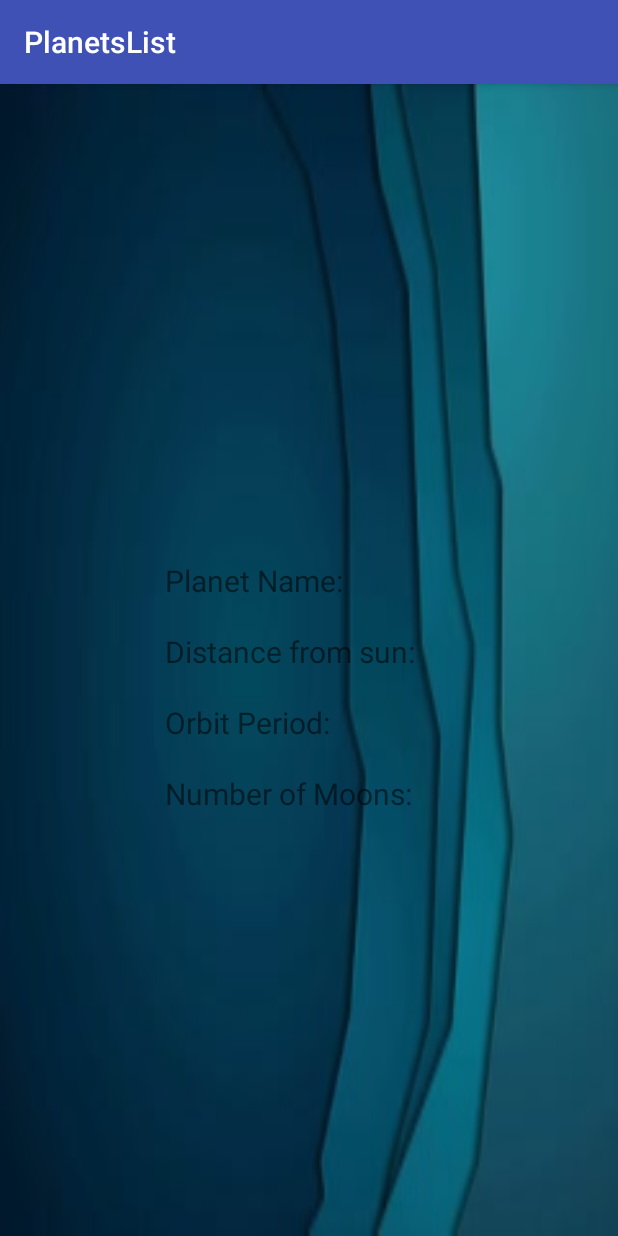
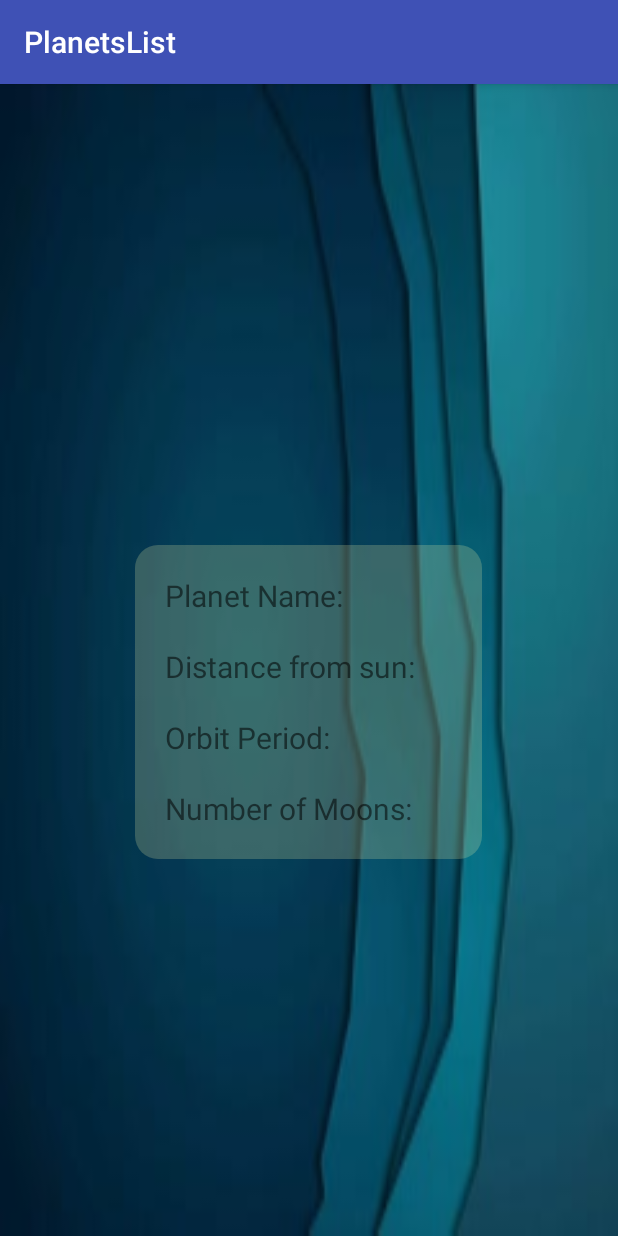
Before and after one commit to morefantom/PlanetsList, an Android app: the PlanetInfo screen opened directly, with no data from a screen before it, on a phone screen of 412 x 824 dp. Run offline under Robolectric (Android 15) with nearby library versions, the light colour scheme and no system bars; our stand-ins replace data binding; 3 statements that could not run were skipped.

Commit message:
working demo

```diff
--- a/app/build.gradle
+++ b/app/build.gradle
@@ -28,4 +28,5 @@ dependencies {
     androidTestImplementation 'com.android.support.test:runner:1.0.2'
     androidTestImplementation 'com.android.support.test.espresso:espresso-core:3.0.2'
     implementation 'com.android.support:appcompat-v7:27.1.1'
+    implementation 'com.android.support:recyclerview-v7:27.1.1'
 }
--- a/app/src/main/java/com/kotlintut/prathamesh/planetslist/MainActivity.java
+++ b/app/src/main/java/com/kotlintut/prathamesh/planetslist/MainActivity.java
@@ -2,6 +2,8 @@ package com.kotlintut.prathamesh.planetslist;
 
 import android.databinding.DataBindingComponent;
 import android.databinding.DataBindingUtil;
+import android.graphics.drawable.ColorDrawable;
+import android.os.Build;
 import android.support.v7.app.AppCompatActivity;
 import android.os.Bundle;
 import android.widget.Toast;
@@ -16,6 +18,10 @@ public class MainActivity extends AppCompatActivity {
     @Override
     protected void onCreate(Bundle savedInstanceState) {
         super.onCreate(savedInstanceState);
+        getSupportActionBar().setTitle("Welcome to the Planet App");
+        if (Build.VERSION.SDK_INT >= Build.VERSION_CODES.M) {
+            getSupportActionBar().setBackgroundDrawable(new ColorDrawable(getColor(R.color.colorStars)));
+        }
         amb= DataBindingUtil.setContentView(MainActivity.this,R.layout.activity_main);
         datalist=new PlanetList();
         amb.setData(datalist);
--- a/app/src/main/java/com/kotlintut/prathamesh/planetslist/PlanetData.java
+++ b/app/src/main/java/com/kotlintut/prathamesh/planetslist/PlanetData.java
@@ -2,11 +2,16 @@ package com.kotlintut.prathamesh.planetslist;
 
 public class PlanetData {
     public int iconResource;
-    public String name;
+    public String name,diameter,periodOrbit,moons,distanceSun,descript;
 
-    public PlanetData(int r, String n) {
+    public PlanetData(int r, String n,String des,String distS,String dia,String per,String mn) {
         iconResource = r;
         name = n;
+        descript=des;
+        distanceSun=distS;
+        diameter=dia;
+        periodOrbit=per;
+        moons=mn;
     }
 
 }
--- a/app/src/main/java/com/kotlintut/prathamesh/planetslist/PlanetInfo.java
+++ b/app/src/main/java/com/kotlintut/prathamesh/planetslist/PlanetInfo.java
@@ -17,6 +17,7 @@ public class PlanetInfo extends AppCompatActivity {
         pl=new PlanetList();
         PlanetData pldate=pl.list.get(pos);
         pib.setData(pldate);
+        getSupportActionBar().setTitle(pldate.name);
         //pldate=pl.getListItem(pos);
         //String plname=pldate.getName();
         //Toast.makeText(this, "you have clicked on "+plname, Toast.LENGTH_SHORT).show();
--- a/app/src/main/java/com/kotlintut/prathamesh/planetslist/PlanetList.java
+++ b/app/src/main/java/com/kotlintut/prathamesh/planetslist/PlanetList.java
@@ -6,15 +6,14 @@ public class PlanetList {
     public ArrayList<PlanetData> list = new ArrayList<>();
 
     public PlanetList() {
-        list.add(new PlanetData(R.mipmap.img1,"Mercury"));
-        list.add(new PlanetData(R.mipmap.img2,"Venus"));
-        list.add(new PlanetData(R.mipmap.img3,"Earth"));
-        list.add(new PlanetData(R.mipmap.img4,"Mars"));
-        list.add(new PlanetData(R.mipmap.img5,"Jupiter"));
-        list.add(new PlanetData(R.mipmap.img6,"Saturn"));
-        list.add(new PlanetData(R.mipmap.img7,"Uranus"));
-        list.add(new PlanetData(R.mipmap.img8,"Neptune"));
-        list.add(new PlanetData(R.mipmap.img9,"Pluto"));
+        list.add(new PlanetData(R.mipmap.img1,"Mercury","closest planet to the Sun","57909227","4879","88","0"));
+        list.add(new PlanetData(R.mipmap.img2,"Venus","brightest planet in our sky","108209475","12104","225","0"));
+        list.add(new PlanetData(R.mipmap.img3,"Earth","has more exposed water than land","149598262","12742","365","1"));
+        list.add(new PlanetData(R.mipmap.img4,"Mars","largest volcano found in the solar system","227943824","6779","687","2"));
+        list.add(new PlanetData(R.mipmap.img5,"Jupiter","largest planet in the solar system","778340821","139822","4333","67"));
+        list.add(new PlanetData(R.mipmap.img6,"Saturn"," second biggest, but the lightest planet","1426666422","116464","10756","62"));
+        list.add(new PlanetData(R.mipmap.img7,"Uranus","axis is at a 97 degree angle","2870658186","50724","30687","27"));
+        list.add(new PlanetData(R.mipmap.img8,"Neptune","one Neptune year lasts 165 Earth years","4498396441","49244","60190","14"));
     }
 
 }
--- a/app/src/main/res/drawable/tile.xml
+++ b/app/src/main/res/drawable/tile.xml
@@ -1,4 +1,12 @@
-<?xml version="1.0" encoding="utf-8"?>
-<selector xmlns:android="http://schemas.android.com/apk/res/android">
-
-</selector>
+<shape xmlns:android="http://schemas.android.com/apk/res/android">
+    <solid
+        android:color="@color/colorTransparent"
+        />
+    <corners
+        android:radius="15dp" />
+    <padding
+        android:left="10dp"
+        android:top="10dp"
+        android:right="10dp"
+        android:bottom="10dp" />
+</shape>
--- a/app/src/main/res/values/colors.xml
+++ b/app/src/main/res/values/colors.xml
@@ -6,4 +6,5 @@
     <color name="colorTransparent">#38eff1a2</color>
     <color name="colorWhite">#ffffff</color>
     <color name="colorOffWhite">#f5e554</color>
+    <color name="colorStars">#184163</color>
 </resources>
```
Also changed, not shown: app/src/main/java/com/kotlintut/prathamesh/planetslist/ListAdapter.java (+16 -5 lines), app/src/main/res/layout/listitem.xml (+4 -4 lines).
